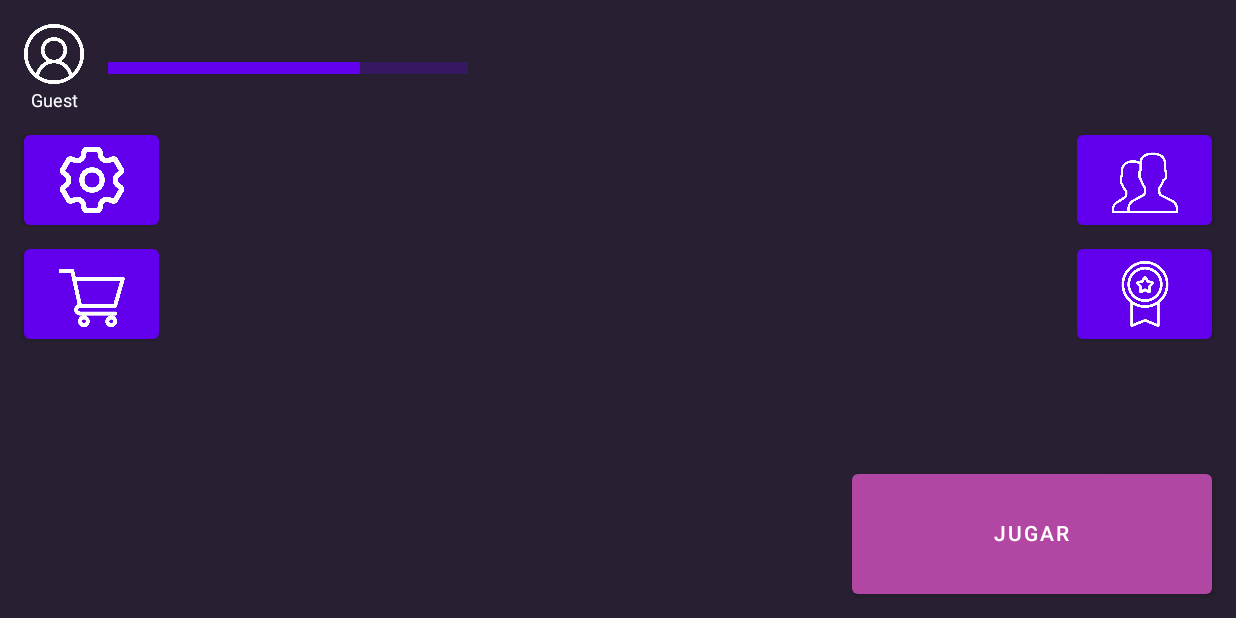
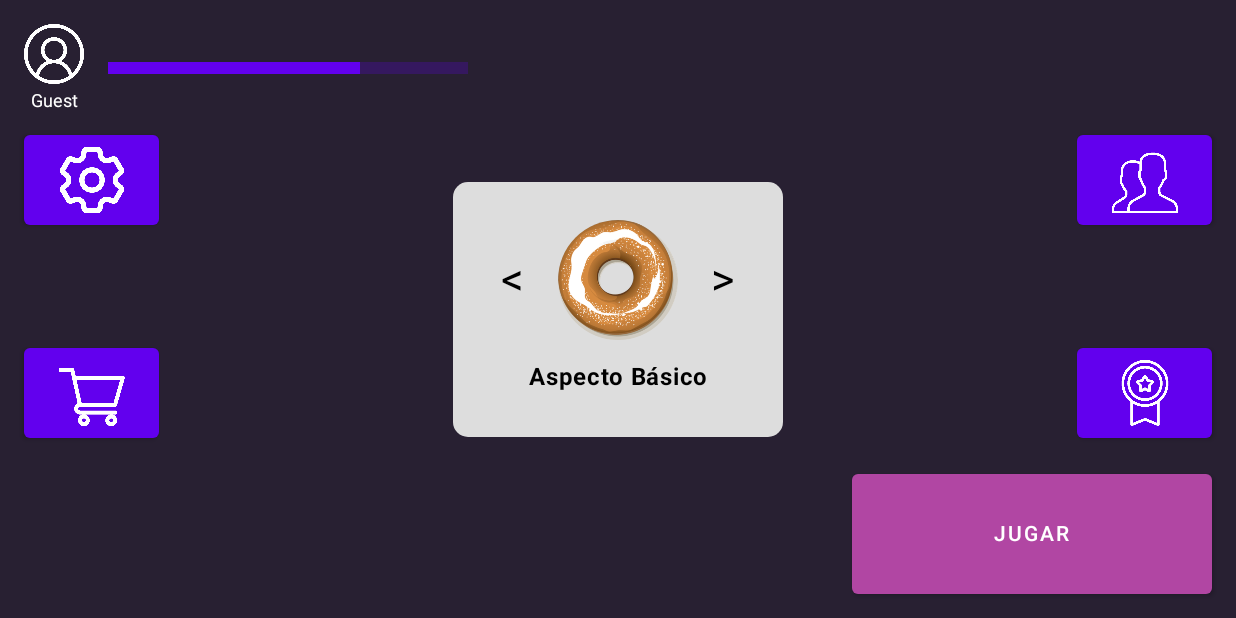
Before and after one commit to UNIZAR-30226-2025-07/frontend-movil, an Android app built with Jetpack Compose: the screen it shows after launch (MainActivity), on a phone screen of 824 x 412 dp (held sideways). Run offline under Robolectric (Android 15) with nearby library versions, the phone set to English and light mode, and no system bars.

Commit message:
Selector de aspectos implementado

```diff
--- /dev/null
+++ b/app/src/main/java/eina/unizar/frontend_movil/ui/components/AspectSelector.kt
@@ -0,0 +1,273 @@
+package eina.unizar.frontend_movil.ui.components
+
+import FunctionsUserId
+import android.content.Context
+import android.content.SharedPreferences
+import android.util.Log
+import androidx.compose.foundation.Image
+import androidx.compose.foundation.background
+import androidx.compose.foundation.clickable
+import androidx.compose.foundation.layout.*
+import androidx.compose.foundation.shape.CircleShape
+import androidx.compose.material3.Button
+import androidx.compose.material3.ButtonDefaults
+import androidx.compose.material3.Text
+import androidx.compose.runtime.*
+import androidx.compose.ui.Alignment
+import androidx.compose.ui.Modifier
+import androidx.compose.ui.draw.clip
+import androidx.compose.ui.graphics.Color
+import androidx.compose.ui.layout.ContentScale
+import androidx.compose.ui.platform.LocalContext
+import androidx.compose.ui.res.painterResource
+import androidx.compose.ui.text.font.FontWeight
+import androidx.compose.ui.text.style.TextAlign
+import androidx.compose.ui.text.style.TextOverflow
+import androidx.compose.ui.unit.dp
+import androidx.compose.ui.unit.sp
+import androidx.navigation.NavController
+import eina.unizar.frontend_movil.R
+import eina.unizar.frontend_movil.ui.functions.Functions
+import kotlinx.coroutines.CoroutineScope
+import kotlinx.coroutines.Dispatchers
+import kotlinx.coroutines.launch
+import kotlinx.coroutines.withContext
+import org.json.JSONObject
+
+data class AspectItem(
+    val id: Int,
+    val name: String
+)
+
+@Composable
+fun AspectSelector(navController: NavController) {
+    val context = LocalContext.current
+    val sharedPreferences = context.getSharedPreferences("auth_prefs", Context.MODE_PRIVATE)
+
+    var aspects by remember { mutableStateOf(listOf<AspectItem>()) }
+    var selectedIndex by remember { mutableStateOf(0) }
+
+
+    val token = sharedPreferences.getString("access_token", null)
+
+    // Cargar aspectos al iniciar el componente
+    LaunchedEffect(token) {
+        if (token != null) {
+            loadUserAspects(context, token) { loadedAspects ->
+                aspects = if (loadedAspects.isNotEmpty()) {
+                    loadedAspects
+                } else {
+                    listOf(AspectItem(1, "Aspecto Básico"))
+                }
+            }
+        } else {
+            aspects = listOf(AspectItem(1, "Aspecto Básico"))
+        }
+    }
+
+    // Guardar el aspecto seleccionado en SharedPreferences
+    fun saveSkinPreference(skinName: String) {
+        with(sharedPreferences.edit()) {
+            putString("selected_skin", "$skinName.png")
+            apply()
+        }
+    }
+
+    // Obtener el aspecto actual
+    val currentAspect = aspects.getOrNull(selectedIndex) ?: AspectItem(1, "Aspecto Básico")
+
+    // Actualizar la preferencia cuando cambia el índice
+    LaunchedEffect(selectedIndex) {
+        if (aspects.isNotEmpty()) {
+            saveSkinPreference(aspects[selectedIndex].name)
+        }
+    }
+
+    Box(
+        modifier = Modifier
+            .width(220.dp)
+            .height(170.dp)
+            .background(Color(0xFFDDDDDD), shape = androidx.compose.foundation.shape.RoundedCornerShape(10.dp))
+            .padding(20.dp)
+    ) {
+
+        // Contenido principal
+        Column(
+            modifier = Modifier.fillMaxSize(),
+            horizontalAlignment = Alignment.CenterHorizontally,
+            verticalArrangement = Arrangement.SpaceBetween
+        ) {
+            // Selector de imágenes con botones de navegación
+            Box(
+                modifier = Modifier
+                    .fillMaxWidth()
+                    .weight(1f),
+                contentAlignment = Alignment.Center
+            ) {
+                // Botón Anterior
+                Box(
+                    modifier = Modifier
+                        .fillMaxHeight()
+                        .width(40.dp)
+                        .align(Alignment.CenterStart),
+                    contentAlignment = Alignment.Center
+                ) {
+                    Text(
+                        text = "<",
+                        fontSize = 30.sp,
+                        modifier = Modifier.clickable {
+                            if (aspects.isNotEmpty()) {
+                                selectedIndex = (selectedIndex - 1 + aspects.size) % aspects.size
+                            }
+                            if (token == null) {
+                                navController.navigate("login_screen")
+                            }
+                        }
+                    )
+                }
+
+                // Imagen del aspecto
+                Box(
+                    modifier = Modifier
+                        .size(80.dp)
+                        .clip(CircleShape)
+                        .align(Alignment.Center)
+                ) {
+                    // Intentar cargar la imagen desde recursos
+                    val imageRes = getAspectResourceId(context, currentAspect.name)
+                    Image(
+                        painter = painterResource(id = imageRes),
+                        contentDescription = currentAspect.name,
+                        modifier = Modifier.fillMaxSize(),
+                        contentScale = ContentScale.Crop
+                    )
+                }
+
+                // Botón Siguiente
+                Box(
+                    modifier = Modifier
+                        .fillMaxHeight()
+                        .width(40.dp)
+                        .align(Alignment.CenterEnd),
+                    contentAlignment = Alignment.Center
+                ) {
+                    Text(
+                        text = ">",
+                        fontSize = 30.sp,
+                        modifier = Modifier.clickable {
+                            if (aspects.isNotEmpty()) {
+                                selectedIndex = (selectedIndex + 1) % aspects.size
+                            }
+                            if (token == null) {
+                                navController.navigate("login_screen")
+                            }
+                        }
+                    )
+                }
+            }
+
+            // Nombre del aspecto
+            Box(
+                modifier = Modifier
+                    .fillMaxWidth()
+                    .height(40.dp),
+                contentAlignment = Alignment.Center
+            ) {
+                Text(
+                    text = currentAspect.name,
+                    fontWeight = FontWeight.Bold,
+                    textAlign = TextAlign.Center,
+                    overflow = TextOverflow.Ellipsis,
+                    maxLines = 1,
+                    modifier = Modifier.fillMaxWidth()
+                )
+            }
+        }
+    }
+}
+
+// Función para cargar los aspectos del usuario
+private fun loadUserAspects(context: Context, token: String, onAspectsLoaded: (List<AspectItem>) -> Unit) {
+    CoroutineScope(Dispatchers.IO).launch {
+        try {
+            val userId = FunctionsUserId.extractUserId(token)
+
+            if (userId != null) {
+                val headers = mapOf(
+                    "Content-Type" to "application/json",
+                    "Auth" to token
+                )
+
+                val response = Functions.getWithHeaders("items/get-all-items/$userId", headers)
+
+                if (response != null) {
+                    val userAspects = mutableListOf<AspectItem>()
+
+                    // Procesar la respuesta JSON
+                    val jsonObject = JSONObject(response)
+                    val itemsArray = jsonObject.getJSONArray("items")
+
+                    for (i in 0 until itemsArray.length()) {
+                        val item = itemsArray.getJSONObject(i)
+                        userAspects.add(AspectItem(
+                            id = item.getInt("id"),
+                            name = item.getString("name")
+                        ))
+                    }
+
+                    // Asegurarse de que siempre esté el aspecto básico
+                    if (!userAspects.any { it.name == "Aspecto Básico" }) {
+                        userAspects.add(0, AspectItem(1, "Aspecto Básico"))
+                    }
+
+                    withContext(Dispatchers.Main) {
+                        onAspectsLoaded(userAspects)
+                    }
+                } else {
+                    withContext(Dispatchers.Main) {
+                        onAspectsLoaded(listOf(AspectItem(1, "Aspecto Básico")))
+                    }
+                }
+            } else {
+                withContext(Dispatchers.Main) {
+                    onAspectsLoaded(listOf(AspectItem(1, "Aspecto Básico")))
+                }
+            }
+        } catch (e: Exception) {
+            Log.e("AspectSelector", "Error al cargar aspectos: ${e.message}")
+            withContext(Dispatchers.Main) {
+                onAspectsLoaded(listOf(AspectItem(1, "Aspecto Básico")))
+            }
+        }
+    }
+}
+
+// Función para obtener el ID del recurso de imagen para un aspecto
+private fun getAspectResourceId(context: Context, aspectName: String): Int {
+    val normalizedName = aspectName
+        .lowercase()
+        .replace(Regex("[áäàâã]"), "a")
+        .replace(Regex("[éëèê]"), "e")
+        .replace(Regex("[íïìî]"), "i")
+        .replace(Regex("[óöòôõ]"), "o")
+        .replace(Regex("[úüùû]"), "u")
+        .replace(Regex("[ñ]"), "gn")
+        .replace(Regex("[^a-z0-9_]"), "_")
+
+    // Intentar varias combinaciones para encontrar el recurso
+    val resourceName = "aspectos_$normalizedName"
+    val resourceId = context.resources.getIdentifier(resourceName, "drawable", context.packageName)
+
+    // Si no se encuentra, intentar sin prefijo
+    if (resourceId == 0) {
+        val alternativeId = context.resources.getIdentifier(normalizedName, "drawable", context.packageName)
+        if (alternativeId != 0) {
+            return alternativeId
+        }
+    } else {
+        return resourceId
+    }
+
+    // Si todo falla, usar la imagen por defecto
+    return R.drawable.default_skin
+}
--- a/app/src/main/java/eina/unizar/frontend_movil/ui/screens/MainMenuScreen.kt
+++ b/app/src/main/java/eina/unizar/frontend_movil/ui/screens/MainMenuScreen.kt
@@ -22,6 +22,7 @@ import androidx.navigation.NavController
 import eina.unizar.frontend_movil.R
 import android.content.SharedPreferences
 import eina.unizar.frontend_movil.ui.functions.Functions
+import eina.unizar.frontend_movil.ui.components.AspectSelector
 import kotlin.apply
 
 @Composable
@@ -228,6 +229,7 @@ fun MainMenuScreen(navController: NavController) {
                 verticalArrangement = Arrangement.spacedBy(16.dp)
             ) {
                 PlayerProgress(navController) // Llamada a la función PlayerProgress
+
                 // Columna que contiene dos filas con dos iconos cada una
                 Column(
                     modifier = Modifier.fillMaxWidth(),
@@ -242,7 +244,7 @@ fun MainMenuScreen(navController: NavController) {
                     ) {
                         // Botón de Configuración (Ajustes) usando un ícono PNG
                         Button(
-                            onClick = { navController.navigate("settings") },  // Navegar a la pantalla de configuración
+                            onClick = { navController.navigate("settings") },
                             modifier = Modifier
                                 .height(60.dp)
                                 .width(90.dp)
@@ -255,7 +257,7 @@ fun MainMenuScreen(navController: NavController) {
                         }
                         // Botón de Amigos usando un ícono PNG
                         Button(
-                            onClick = { navigateWithAuth("friends") },  // Navegar a la pantalla de amigos
+                            onClick = { navigateWithAuth("friends") },
                             modifier = Modifier
                                 .height(60.dp)
                                 .width(90.dp)
@@ -267,15 +269,32 @@ fun MainMenuScreen(navController: NavController) {
                             )
                         }
                     }
-                    // Segunda fila: Tienda (izquierda) y Logros (derecha)
+                }
+            }
+
+            // AspectSelector en el centro de la pantalla
+            Box(
+                modifier = Modifier
+                    .align(Alignment.Center)
+                    .padding(16.dp),
+                contentAlignment = Alignment.Center
+            ) {
+                AspectSelector(navController)
+            }
+
+            // Segunda fila de iconos - Ahora en la parte inferior
             Row(
-                        modifier = Modifier.fillMaxWidth(),
+                modifier = Modifier
+                    .fillMaxWidth()
+                    .padding(horizontal = 16.dp)
+                    .padding(bottom = 120.dp)
+                    .align(Alignment.BottomCenter),
                 horizontalArrangement = Arrangement.SpaceBetween,
                 verticalAlignment = Alignment.CenterVertically
             ) {
                 // Botón de Tienda usando un ícono PNG
                 Button(
-                            onClick = { navigateWithAuth("store") },  // Navegar a la pantalla de tienda
+                    onClick = { navigateWithAuth("store") },
                     modifier = Modifier
                         .height(60.dp)
                         .width(90.dp)
@@ -288,7 +307,7 @@ fun MainMenuScreen(navController: NavController) {
                 }
                 // Botón de Logros usando un ícono PNG
                 Button(
-                            onClick = { navigateWithAuth("achievements") },  // Navegar a la pantalla de logros
+                    onClick = { navigateWithAuth("achievements") },
                     modifier = Modifier
                         .height(60.dp)
                         .width(90.dp)
@@ -300,12 +319,10 @@ fun MainMenuScreen(navController: NavController) {
                     )
                 }
             }
-                }
-            }
 
             // Botón de JUGAR con animación de fondo, posicionado a la esquina inferior derecha
             Button(
-                onClick = { navController.navigate("play") },  // Navegar a la pantalla de juego
+                onClick = { navController.navigate("play") },
                 colors = ButtonDefaults.buttonColors(backgroundColor = animatedColor),
                 modifier = Modifier
                     .align(Alignment.BottomEnd)
```
Lines whose indentation alone changed are shown as unchanged.
